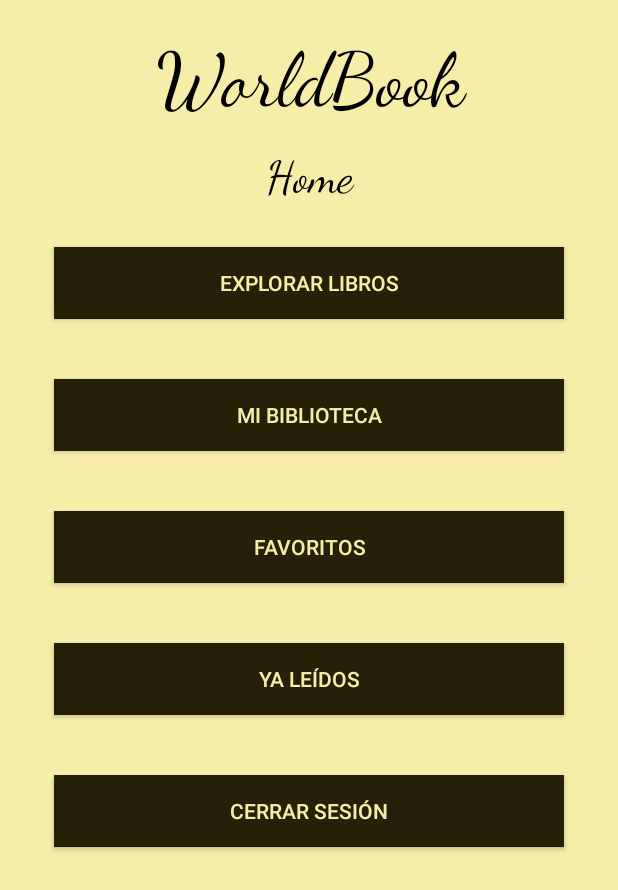
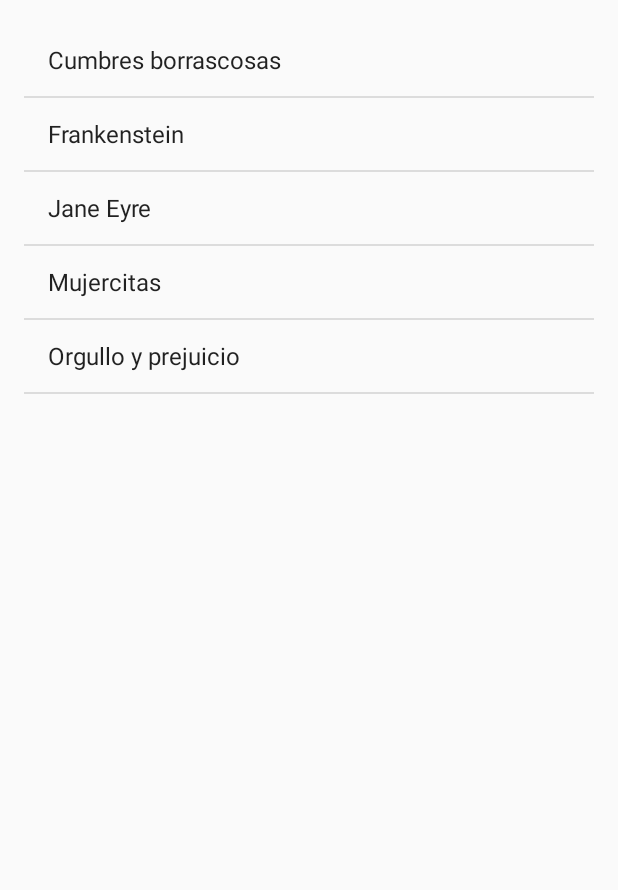
Before and after one commit to Federco1/WorldBook, an Android app: the HomeActivity screen opened directly, with no data from a screen before it, after a tap on "MI BIBLIOTECA", on a phone screen of 412 x 824 dp. Shown: the top 890 px of the screen. Run offline under Robolectric (Android 15) with nearby library versions, the phone set to English and light mode, and no system bars.

Commit message:
Creacion de pantalla Mi Biblioteca

```diff
--- a/app/src/main/AndroidManifest.xml
+++ b/app/src/main/AndroidManifest.xml
@@ -12,6 +12,9 @@
         android:supportsRtl="true"
         android:theme="@style/Theme.WorldBook"
         tools:targetApi="31">
+        <activity
+            android:name=".MiBibliotecaActivity"
+            android:exported="false" />
         <activity
             android:name=".LeidosActivity"
             android:exported="false" />
--- a/app/src/main/java/com/example/worldbook/HomeActivity.kt
+++ b/app/src/main/java/com/example/worldbook/HomeActivity.kt
@@ -1,5 +1,6 @@
 package com.example.worldbook
 
+import android.content.Intent
 import android.os.Bundle
 import android.widget.Button
 import android.widget.Toast
@@ -36,9 +37,9 @@ class HomeActivity : AppCompatActivity() {
             var mensaje = "Botón Explorar Libros"
             Toast.makeText(this, mensaje, Toast.LENGTH_SHORT).show()
         }
-        btnMiBiblioteca.setOnClickListener{
-            var mensaje = "Botón Mi Biblioteca"
-            Toast.makeText(this, mensaje, Toast.LENGTH_SHORT).show()
+        btnMiBiblioteca.setOnClickListener {
+            val intent = Intent(this, MiBibliotecaActivity::class.java)
+            startActivity(intent)
         }
         btnFavoritos.setOnClickListener{
             var mensaje = "Botón Favoritos"
--- /dev/null
+++ b/app/src/main/java/com/example/worldbook/MiBibliotecaActivity.kt
@@ -0,0 +1,26 @@
+package com.example.worldbook
+
+import android.os.Bundle
+import androidx.appcompat.app.AppCompatActivity
+import android.widget.ArrayAdapter
+import android.widget.ListView
+
+class MiBibliotecaActivity : AppCompatActivity() {
+
+    override fun onCreate(savedInstanceState: Bundle?) {
+        super.onCreate(savedInstanceState)
+        setContentView(R.layout.activity_mi_biblioteca)
+
+        val libros = arrayOf(
+            "Cumbres borrascosas",
+            "Frankenstein",
+            "Jane Eyre",
+            "Mujercitas",
+            "Orgullo y prejuicio"
+        )
+
+        val listView: ListView = findViewById(R.id.listaLibros)
+        val adapter = ArrayAdapter(this, android.R.layout.simple_list_item_1, libros)
+        listView.adapter = adapter
+    }
+}
--- /dev/null
+++ b/app/src/main/res/layout/activity_mi_biblioteca.xml
@@ -0,0 +1,19 @@
+<?xml version="1.0" encoding="utf-8"?>
+<androidx.constraintlayout.widget.ConstraintLayout xmlns:android="http://schemas.android.com/apk/res/android"
+    xmlns:app="http://schemas.android.com/apk/res-auto"
+    xmlns:tools="http://schemas.android.com/tools"
+    android:layout_width="match_parent"
+    android:layout_height="match_parent"
+    tools:context=".MiBibliotecaActivity">
+
+    <ListView
+        android:id="@+id/listaLibros"
+        android:layout_width="0dp"
+        android:layout_height="0dp"
+        android:layout_margin="16dp"
+        app:layout_constraintTop_toTopOf="parent"
+        app:layout_constraintBottom_toBottomOf="parent"
+        app:layout_constraintStart_toStartOf="parent"
+        app:layout_constraintEnd_toEndOf="parent" />
+
+</androidx.constraintlayout.widget.ConstraintLayout>
```
